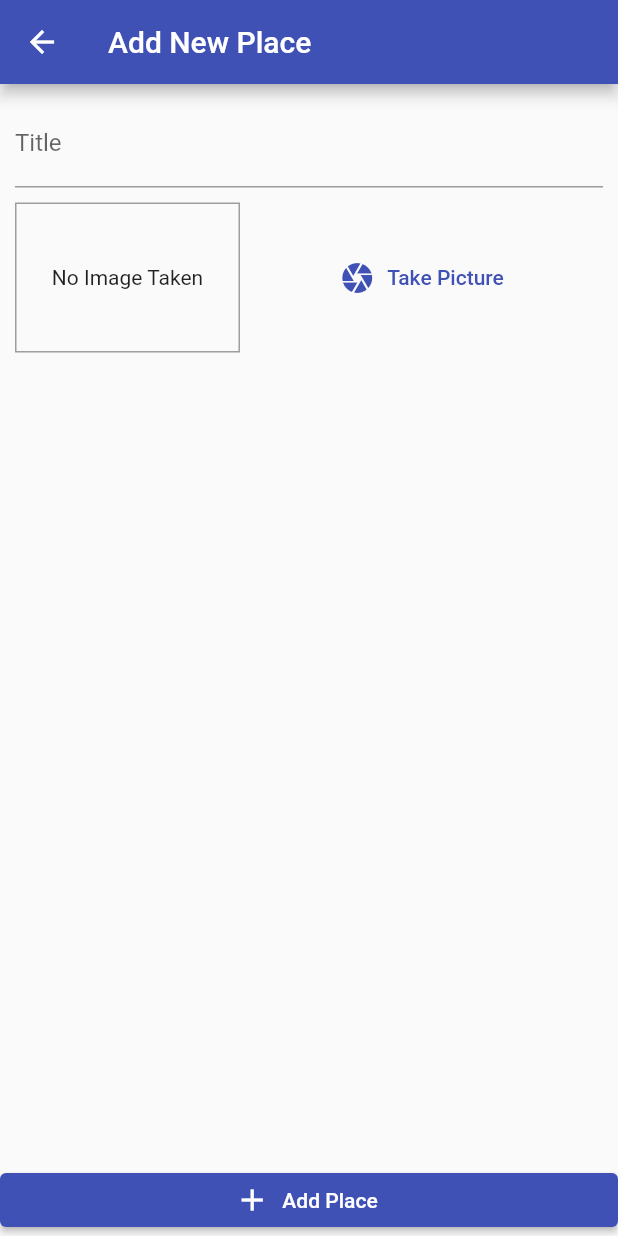
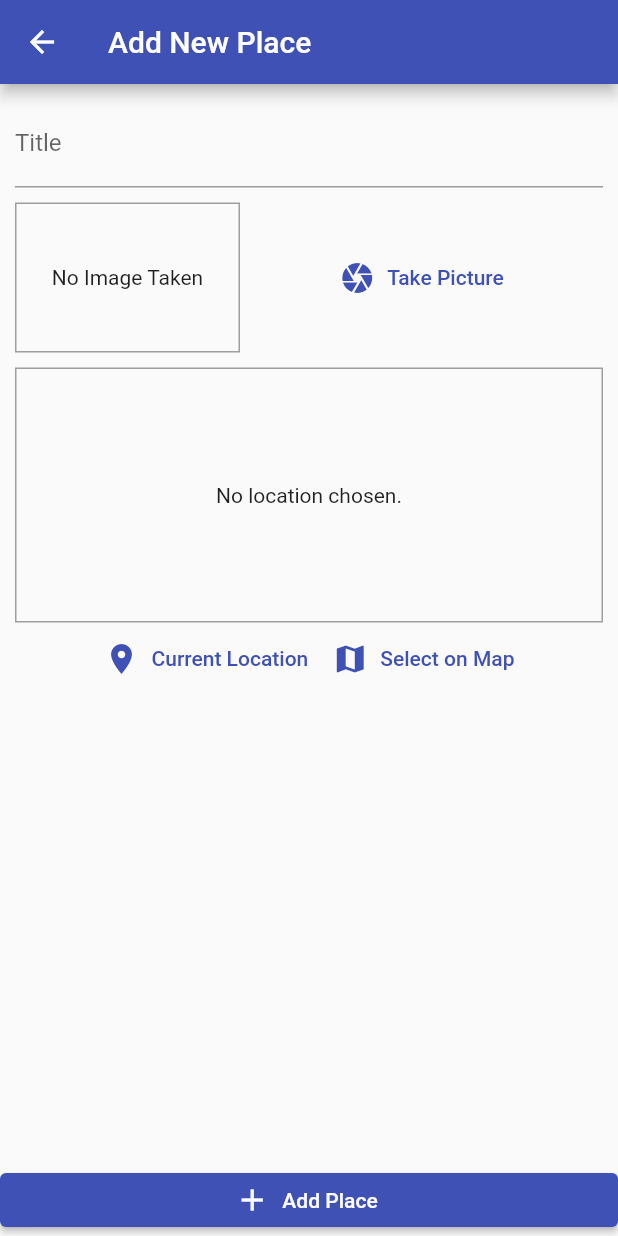
Before and after one commit to sklearn21/great_places, a Flutter app: the AddPlaceScreen screen opened by its route, on a phone screen of 412 x 824 dp. Run offline on Flutter 3.47's test engine with Material 2 defaults, Android fonts, the phone set to English and light mode, and no system bars; our stand-ins replace image_picker, sqflite; accounts and stored records are empty.

Commit message:
Adding location package and location inut.

```diff
--- a/lib/screens/add_place_screen.dart
+++ b/lib/screens/add_place_screen.dart
@@ -2,7 +2,7 @@ import 'package:flutter/material.dart';
 import 'package:great_places/widgets/image_input.dart';
 import 'dart:io';
 import 'package:provider/provider.dart';
-
+import '../widgets/location_input.dart';
 import '../providers/great_places.dart';
 
 class AddPlaceScreen extends StatefulWidget {
@@ -20,17 +20,15 @@ class _AddPlaceScreenState extends State<AddPlaceScreen> {
     _pickedImage = pickedImage;
   }
 
-  void _savePlace(){
-    if (_titleContoller.text.isEmpty || _pickedImage == null){
-      return ;
+  void _savePlace() {
+    if (_titleContoller.text.isEmpty || _pickedImage == null) {
+      return;
     }
 
-    Provider.of<GreatPlaces>(context, listen: false).addPlace(_titleContoller
-        .text,
-        _pickedImage);
+    Provider.of<GreatPlaces>(context, listen: false)
+        .addPlace(_titleContoller.text, _pickedImage);
 
     Navigator.of(context).pop();
-
   }
 
   @override
@@ -57,7 +55,10 @@ class _AddPlaceScreenState extends State<AddPlaceScreen> {
                   SizedBox(
                     height: 10,
                   ),
-                ImageInput(_selectImage),],
+                  ImageInput(_selectImage),
+                  SizedBox(height: 10),
+                  LocationInput(),
+                ],
               ),
             ),
           )),
--- /dev/null
+++ b/lib/widgets/location_input.dart
@@ -0,0 +1,53 @@
+import 'package:flutter/material.dart';
+
+class LocationInput extends StatefulWidget {
+  @override
+  _LocationInputState createState() => _LocationInputState();
+}
+
+class _LocationInputState extends State<LocationInput> {
+  String _previewImageUrl;
+  @override
+  Widget build(BuildContext context) {
+    return Column(
+      children: <Widget>[
+        Container(
+          height: 170,
+          width: double.infinity,
+          decoration: BoxDecoration(
+            border: Border.all(
+              width: 1,
+              color: Colors.grey,
+            ),
+          ),
+          alignment: Alignment.center,
+          child: _previewImageUrl == null
+              ? Text(
+                  'No location chosen.',
+                  textAlign: TextAlign.center,
+                )
+              : Image.network(
+                  _previewImageUrl,
+                  fit: BoxFit.cover,
+                  width: double.infinity,
+                ),
+        ),
+        Row(
+          mainAxisAlignment: MainAxisAlignment.center,
+          children: <Widget>[
+            TextButton.icon(
+              onPressed: () {},
+              icon: Icon(Icons.location_on),
+              label: Text('Current Location'),
+            ),
+            TextButton.icon(
+              onPressed: () {},
+              icon: Icon(Icons.map),
+              label: Text('Select on Map'),
+            )
+          ],
+        )
+      ],
+    );
+  }
+}
--- a/pubspec.yaml
+++ b/pubspec.yaml
@@ -28,6 +28,7 @@ dependencies:
   # The following adds the Cupertino Icons font to your application.
   # Use with the CupertinoIcons class for iOS style icons.
   cupertino_icons: ^1.0.2
+  location: ^4.1.1
 
 dev_dependencies:
   flutter_test:
```
Also changed, not shown: pubspec.lock.
